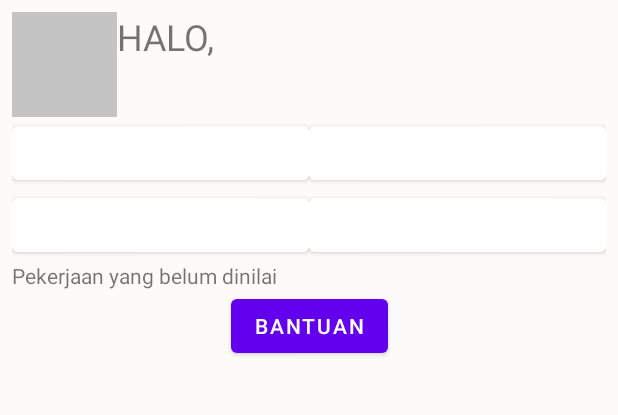
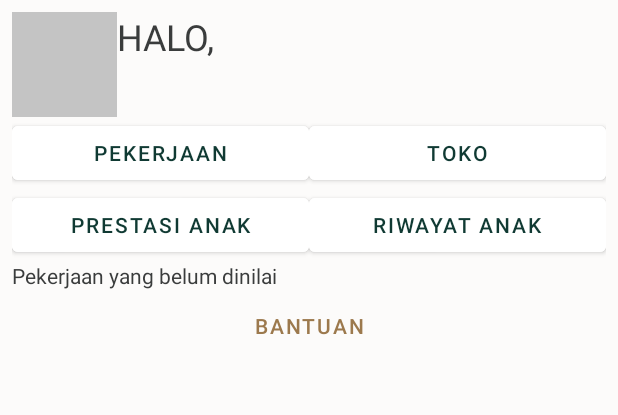
Before and after one commit to adravel/CapstoneHabitApp, an Android app: the ParentHomeFragment screen opened through its navigation route, on a phone screen of 412 x 824 dp, the part 84-499 px from its top. Run offline under Robolectric (Android 15) with nearby library versions, the phone set to English and light mode, and no system bars; our stand-ins replace Firebase (no records; nobody signed in at launch, a user with empty details on screens opened directly).

Commit message:
Update theme and XML files

```diff
--- a/app/src/main/AndroidManifest.xml
+++ b/app/src/main/AndroidManifest.xml
@@ -8,7 +8,7 @@
         android:label="@string/app_name"
         android:roundIcon="@mipmap/ic_launcher_round"
         android:supportsRtl="true"
-        android:theme="@style/Theme.MaterialComponents.Light.NoActionBar">
+        android:theme="@style/Theme.CapstoneHabitApp">
         <activity
             android:name=".ui.MainActivity"
             android:exported="true">
--- a/app/src/main/res/layout/activity_main.xml
+++ b/app/src/main/res/layout/activity_main.xml
@@ -4,8 +4,8 @@
     xmlns:tools="http://schemas.android.com/tools"
     android:layout_width="match_parent"
     android:layout_height="match_parent"
-    tools:context=".ui.MainActivity"
-    android:orientation="vertical">
+    android:orientation="vertical"
+    tools:context=".ui.MainActivity">
 
     <androidx.appcompat.widget.Toolbar
         android:id="@+id/main_activity_toolbar"
@@ -18,10 +18,10 @@
     <androidx.fragment.app.FragmentContainerView
         android:id="@+id/nav_host_fragment"
         android:name="androidx.navigation.fragment.NavHostFragment"
-        tools:layout="@layout/fragment_parent_home"
         android:layout_width="match_parent"
         android:layout_height="match_parent"
         app:defaultNavHost="true"
-        app:navGraph="@navigation/nav_graph"/>
+        app:navGraph="@navigation/nav_graph"
+        tools:layout="@layout/fragment_parent_home" />
 
 </LinearLayout>
--- a/app/src/main/res/layout/fragment_parent_home.xml
+++ b/app/src/main/res/layout/fragment_parent_home.xml
@@ -1,13 +1,16 @@
 <?xml version="1.0" encoding="utf-8"?>
-<androidx.constraintlayout.widget.ConstraintLayout
-    xmlns:android="http://schemas.android.com/apk/res/android"
+<ScrollView xmlns:android="http://schemas.android.com/apk/res/android"
     xmlns:app="http://schemas.android.com/apk/res-auto"
     xmlns:tools="http://schemas.android.com/tools"
     android:layout_width="match_parent"
     android:layout_height="match_parent"
-    android:padding="8dp"
-    android:background="@color/light_4"
+    android:fillViewport="true"
     tools:context=".ui.ParentHomeFragment">
+
+    <androidx.constraintlayout.widget.ConstraintLayout
+        android:layout_width="match_parent"
+        android:layout_height="wrap_content"
+        android:padding="8dp">
 
         <ImageView
             android:id="@+id/parent_avatar_image"
@@ -22,6 +25,7 @@
             android:layout_width="0dp"
             android:layout_height="wrap_content"
             android:text="@string/greetings"
+            android:textColor="@color/dark_1"
             android:textAllCaps="true"
             android:textSize="24sp"
             app:layout_constraintStart_toEndOf="@+id/parent_avatar_image"
@@ -31,11 +35,12 @@
             android:id="@+id/parent_name_text"
             android:layout_width="0dp"
             android:layout_height="wrap_content"
-        tools:text="Ibu Melati !"
+            android:textColor="@color/dark_1"
             android:textAllCaps="true"
             android:textSize="24sp"
             app:layout_constraintStart_toStartOf="@+id/greetings_text"
-        app:layout_constraintTop_toBottomOf="@+id/greetings_text" />
+            app:layout_constraintTop_toBottomOf="@+id/greetings_text"
+            tools:text="Ibu Melati !" />
 
         <Button
             android:id="@+id/task_menu_card"
@@ -43,6 +48,7 @@
             android:layout_height="wrap_content"
             android:backgroundTint="@color/white"
             android:text="@string/task"
+            android:textColor="@color/dark_green"
             app:layout_constraintEnd_toStartOf="@+id/shop_menu_card"
             app:layout_constraintStart_toStartOf="parent"
             app:layout_constraintTop_toBottomOf="@+id/parent_avatar_image" />
@@ -53,6 +59,7 @@
             android:layout_height="wrap_content"
             android:backgroundTint="@color/white"
             android:text="@string/shop"
+            android:textColor="@color/dark_green"
             app:layout_constraintEnd_toEndOf="parent"
             app:layout_constraintStart_toEndOf="@id/task_menu_card"
             app:layout_constraintTop_toBottomOf="@+id/parent_avatar_image" />
@@ -63,6 +70,7 @@
             android:layout_height="wrap_content"
             android:backgroundTint="@color/white"
             android:text="@string/child_achievement"
+            android:textColor="@color/dark_green"
             app:layout_constraintEnd_toStartOf="@+id/history_menu_card"
             app:layout_constraintStart_toStartOf="parent"
             app:layout_constraintTop_toBottomOf="@+id/task_menu_card" />
@@ -73,6 +81,7 @@
             android:layout_height="wrap_content"
             android:backgroundTint="@color/white"
             android:text="@string/child_history"
+            android:textColor="@color/dark_green"
             app:layout_constraintEnd_toEndOf="parent"
             app:layout_constraintStart_toEndOf="@+id/achievement_menu_card"
             app:layout_constraintTop_toBottomOf="@+id/task_menu_card" />
@@ -82,6 +91,7 @@
             android:layout_width="0dp"
             android:layout_height="wrap_content"
             android:text="@string/tasks_need_grading"
+            android:textColor="@color/dark_1"
             app:layout_constraintStart_toStartOf="parent"
             app:layout_constraintTop_toBottomOf="@+id/achievement_menu_card" />
 
@@ -98,8 +108,10 @@
             android:layout_width="wrap_content"
             android:layout_height="wrap_content"
             android:text="@string/help"
+            android:textColor="@color/dark_cream"
+            android:background="@android:color/transparent"
             app:layout_constraintEnd_toEndOf="parent"
             app:layout_constraintStart_toStartOf="parent"
             app:layout_constraintTop_toBottomOf="@+id/essential_task_list_recycler_view" />
-
     </androidx.constraintlayout.widget.ConstraintLayout>
+</ScrollView>
--- a/app/src/main/res/layout/fragment_role_selection.xml
+++ b/app/src/main/res/layout/fragment_role_selection.xml
@@ -5,7 +5,6 @@
     xmlns:tools="http://schemas.android.com/tools"
     android:layout_width="match_parent"
     android:layout_height="match_parent"
-    android:background="@color/light_4"
     tools:context=".ui.RoleSelectionFragment">
 
     <TextView
@@ -13,6 +12,7 @@
         android:layout_width="0dp"
         android:layout_height="wrap_content"
         android:text="@string/choose_role"
+        android:textColor="@color/dark_1"
         android:textAllCaps="true"
         android:textSize="24sp"
         android:textAlignment="center"
@@ -26,6 +26,7 @@
         android:layout_height="wrap_content"
         android:backgroundTint="@color/white"
         android:text="@string/parent"
+        android:textColor="@color/dark_green"
         app:layout_constraintEnd_toStartOf="@+id/child_role_card"
         app:layout_constraintStart_toStartOf="parent"
         app:layout_constraintTop_toBottomOf="@+id/choose_role_text" />
@@ -36,8 +37,8 @@
         android:layout_height="wrap_content"
         android:backgroundTint="@color/white"
         android:text="@string/child"
+        android:textColor="@color/dark_green"
         app:layout_constraintEnd_toEndOf="parent"
         app:layout_constraintStart_toEndOf="@id/parent_role_card"
         app:layout_constraintTop_toBottomOf="@+id/choose_role_text" />
-
 </androidx.constraintlayout.widget.ConstraintLayout>
--- a/app/src/main/res/layout/item_child_account.xml
+++ b/app/src/main/res/layout/item_child_account.xml
@@ -5,7 +5,5 @@
     android:id="@+id/child_account_button"
     android:layout_width="match_parent"
     android:layout_height="wrap_content"
-    tools:text="@string/child_name_placeholder"
-    android:textColor="@color/light_3"
-    android:backgroundTint="@color/primary_button_background_color">
+    tools:text="@string/child_name_placeholder">
 </Button>
--- a/app/src/main/res/layout/item_dropdown.xml
+++ b/app/src/main/res/layout/item_dropdown.xml
@@ -5,4 +5,5 @@
     android:layout_width="match_parent"
     android:layout_height="wrap_content"
     android:padding="16dp"
-    android:text="@string/task_difficulty_0" />
+    android:text="@string/task_difficulty_0"
+    android:textColor="@color/dark_1"/>
--- a/app/src/main/res/layout/item_essential_task.xml
+++ b/app/src/main/res/layout/item_essential_task.xml
@@ -21,6 +21,7 @@
             android:id="@+id/title_text"
             android:layout_width="0dp"
             android:layout_height="wrap_content"
+            android:textColor="@color/dark_1"
             app:layout_constraintEnd_toStartOf="@+id/difficulty_image"
             app:layout_constraintStart_toStartOf="parent"
             app:layout_constraintTop_toTopOf="parent"
@@ -30,6 +31,7 @@
             android:id="@+id/info_text"
             android:layout_width="0dp"
             android:layout_height="wrap_content"
+            android:textColor="@color/dark_green"
             app:layout_constraintEnd_toStartOf="@+id/difficulty_image"
             app:layout_constraintStart_toStartOf="parent"
             app:layout_constraintTop_toBottomOf="@+id/title_text"
@@ -39,12 +41,10 @@
             android:id="@+id/difficulty_image"
             android:layout_width="0dp"
             android:layout_height="0dp"
+            android:src="@drawable/image_placeholder"
             app:layout_constraintDimensionRatio="H,1:1"
-            android:src="@drawable/image_placeholder"
             app:layout_constraintBottom_toBottomOf="parent"
             app:layout_constraintEnd_toEndOf="parent"
             app:layout_constraintTop_toTopOf="parent" />
-
     </androidx.constraintlayout.widget.ConstraintLayout>
-
 </androidx.cardview.widget.CardView>
--- a/app/src/main/res/values/colors.xml
+++ b/app/src/main/res/values/colors.xml
@@ -7,13 +7,20 @@
     <color name="teal_700">#FF018786</color>
     <color name="black">#FF000000</color>
     <color name="white">#FFFFFFFF</color>
-    <!-- Custom color -->
+    <!-- Main color -->
     <color name="green">#146356</color>
+    <color name="dark_green">#103A33</color>
+    <color name="subtle_green">#D4F4C8</color>
+    <!-- Secondary color -->
+    <color name="dark_cream">#9C794D</color>
+    <!-- Dark -->
     <color name="dark_1">#3A3C3C</color>
     <color name="dark_2">#848E8D</color>
     <color name="dark_4">#D2D9D7</color>
+    <!-- Light -->
     <color name="light_3">#F5F4F2</color>
     <color name="light_4">#FCFBFA</color>
+    <!-- State -->
     <color name="state_error">#D22424</color>
     <color name="state_success">#06C270</color>
     <color name="state_warning_dark">#BB980A</color>
--- a/app/src/main/res/values/themes.xml
+++ b/app/src/main/res/values/themes.xml
@@ -1,11 +1,12 @@
 <resources xmlns:tools="http://schemas.android.com/tools">
     <!-- Base application theme. -->
-    <style name="Theme.CapstoneHabitApp" parent="Theme.MaterialComponents.DayNight.DarkActionBar">
+    <style name="Theme.CapstoneHabitApp" parent="Theme.MaterialComponents.Light.NoActionBar">
         <!-- Primary brand color. -->
         <item name="colorPrimary">@color/green</item>
-        <item name="colorPrimaryVariant">@color/dark_1</item>
-        <item name="colorOnPrimary">@color/white</item>
+        <item name="colorPrimaryVariant">@color/dark_green</item>
+        <item name="colorOnPrimary">@color/light_3</item>
+        <item name="android:colorBackground">@color/light_4</item>
         <!-- Status bar color. -->
-        <item name="android:statusBarColor" tools:targetApi="l">?attr/colorPrimaryVariant</item>
+        <item name="android:statusBarColor" tools:targetApi="l">@color/dark_2</item>
     </style>
 </resources>
```
Also changed, not shown: app/src/main/res/layout/fragment_child_account_selection.xml (+6 -3 lines), app/src/main/res/layout/fragment_child_home.xml (+30 -17 lines), app/src/main/res/layout/fragment_task_creation.xml (+10 -2 lines), app/src/main/res/layout/fragment_task_detail.xml (+40 -21 lines), app/src/main/res/layout/fragment_task_list.xml (+4 -6 lines), app/src/main/res/layout/item_task.xml (+20 -14 lines). Lines whose indentation alone changed are shown as unchanged.
